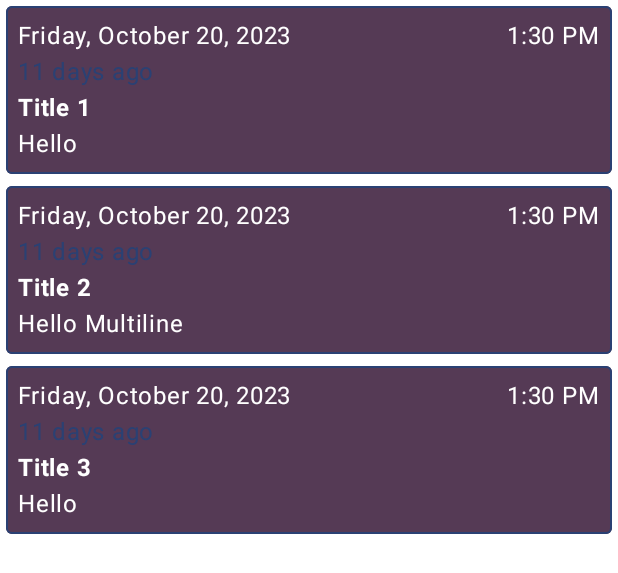
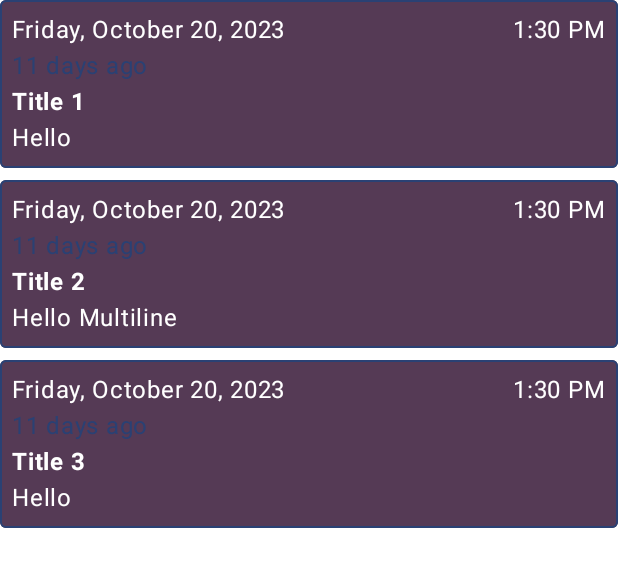
Before and after one commit to reisack/easy-reminder-v2, an Android app built with Jetpack Compose: the @Preview function ReminderListScreenContentPreview, on a phone screen of 412 x 824 dp. Shown: the top 573 px of the screen. Run offline under Robolectric (Android 15) with nearby library versions, the phone set to English and light mode, and no system bars; our stand-ins replace Room's generated code.

Commit message:
Fix design + refactoring

```diff
--- a/app/src/main/java/rek/remindme/ui/components/SimpleAlertDialog.kt
+++ b/app/src/main/java/rek/remindme/ui/components/SimpleAlertDialog.kt
@@ -1,6 +1,5 @@
 package rek.remindme.ui.components
 
-import androidx.compose.foundation.background
 import androidx.compose.foundation.layout.Column
 import androidx.compose.foundation.layout.Row
 import androidx.compose.foundation.layout.fillMaxWidth
@@ -14,7 +13,6 @@ import androidx.compose.material3.Text
 import androidx.compose.runtime.Composable
 import androidx.compose.runtime.MutableState
 import androidx.compose.ui.Modifier
-import androidx.compose.ui.graphics.Color
 import androidx.compose.ui.res.stringResource
 import androidx.compose.ui.tooling.preview.Preview
 import androidx.compose.ui.unit.dp
@@ -58,7 +56,7 @@ private fun SimpleAlertDialogComponent(
         ) {
             Column(modifier = Modifier
                 .fillMaxWidth()
-                .background(Color.LightGray)) {
+            ) {
                 Text(
                     text = stringResource(R.string.warning_title),
                     modifier = Modifier.padding(8.dp), fontSize = 20.sp
--- a/app/src/main/java/rek/remindme/ui/reminder/ReminderListScreen.kt
+++ b/app/src/main/java/rek/remindme/ui/reminder/ReminderListScreen.kt
@@ -124,7 +124,7 @@ internal fun ReminderListScreenContent(
                 colors = CardDefaults.cardColors(containerColor = MaterialTheme.colorScheme.tertiary),
                 modifier = Modifier
                     .fillMaxWidth()
-                    .padding(4.dp)
+                    .padding(bottom = 8.dp)
                     .clickable { onReminderClick(it.uid) }
             ) {
                 Column(modifier = Modifier
--- a/app/src/main/java/rek/remindme/ui/reminder/ReminderListViewModel.kt
+++ b/app/src/main/java/rek/remindme/ui/reminder/ReminderListViewModel.kt
@@ -63,7 +63,7 @@ class ReminderListViewModel @Inject constructor(
 }
 
 sealed interface ReminderUiState {
-    object Loading : ReminderUiState
+    data object Loading : ReminderUiState
     data class Error(val throwable: Throwable) : ReminderUiState
     data class Success(val data: List<Reminder>) : ReminderUiState
 }
```
